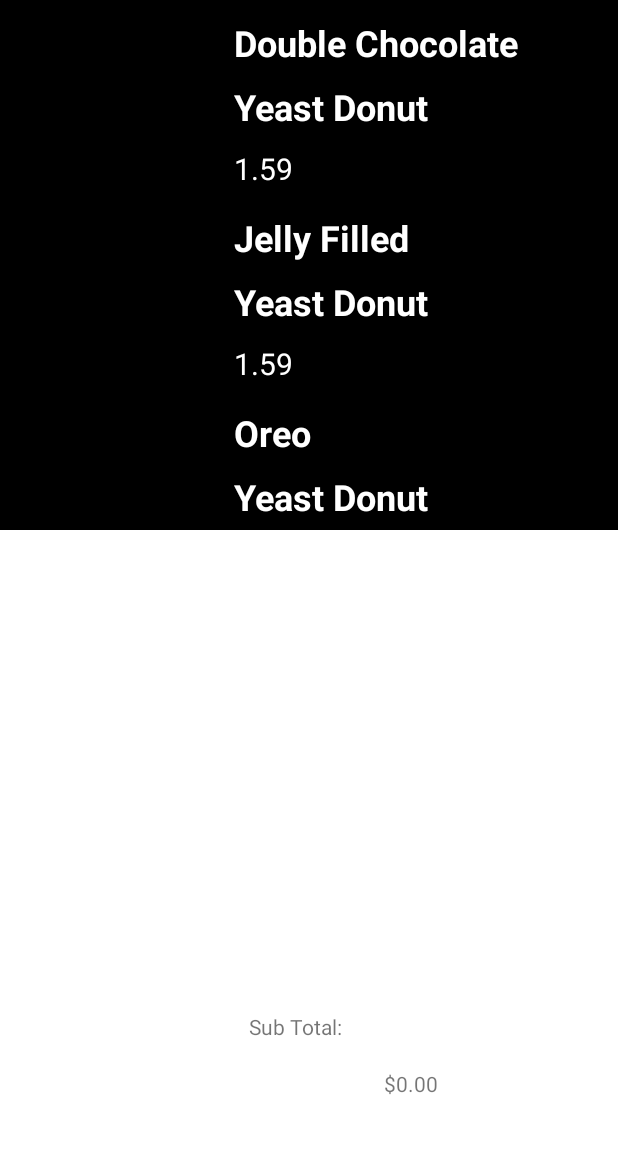
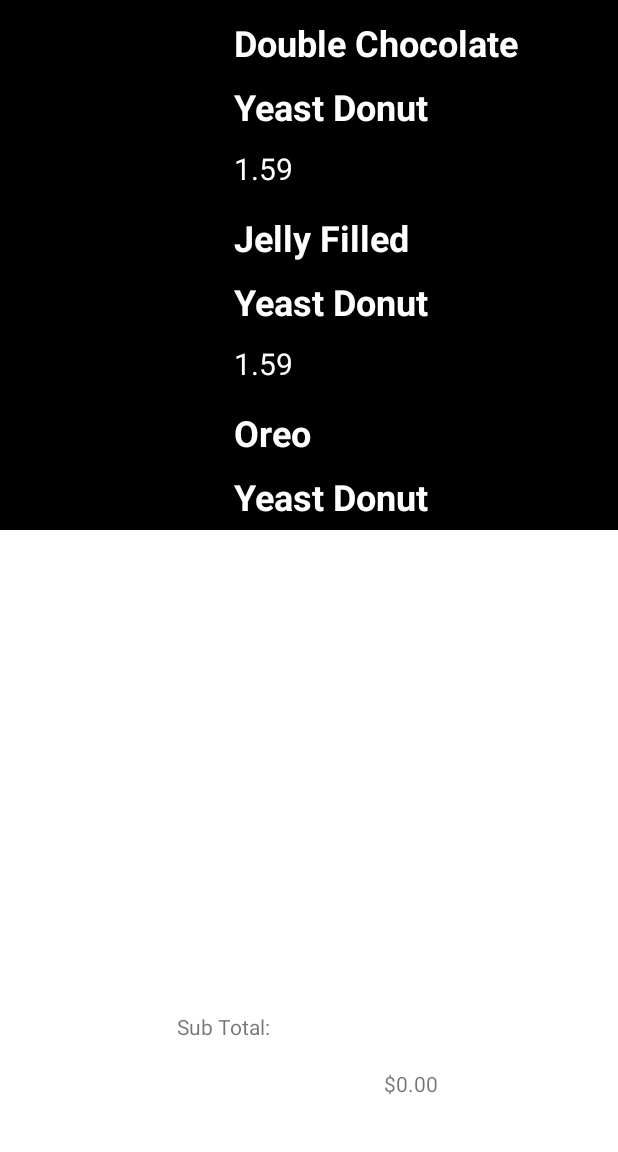
Before and after one commit to MarkHolleran/RUCafe-2, an Android app: the donut_order screen opened directly, with no data from a screen before it, on a phone screen of 412 x 824 dp, the part 84-1236 px from its top. Run offline under Robolectric (Android 15) with nearby library versions, the phone set to English and light mode, and no system bars.

Commit message:
worked on donut

```diff
--- a/app/src/main/java/com/rutgers/rucafe/donut_order.java
+++ b/app/src/main/java/com/rutgers/rucafe/donut_order.java
@@ -40,7 +40,7 @@ public class donut_order extends AppCompatActivity {
 
 
         donutOrderSubtotal = findViewById(R.id.donutOrderSubtotal);
-        subTotalName = findViewById(R.id.subTotalName);
+        subTotalName = findViewById(R.id.subTotalText);
 
         donutAdapter adapter = new donutAdapter(this,donuts);
         rcview.setAdapter(adapter);
@@ -49,7 +49,7 @@ public class donut_order extends AppCompatActivity {
         donutOrderSubtotal.setText(String.format("$"+"%.2f", donutOrder.orderPrice()));
         //donutOrderSubtotal.setText();
 
-        subTotalName.setText("Sub Total:");
+        //subTotalName.setText("Sub Total:");
 
 
     }
--- a/app/src/main/res/layout/activity_donut_order.xml
+++ b/app/src/main/res/layout/activity_donut_order.xml
@@ -38,12 +38,14 @@
         app:layout_constraintEnd_toEndOf="parent" />
 
     <TextView
-        android:id="@+id/subTotalName"
+        android:id="@+id/subTotalText"
         android:layout_width="wrap_content"
         android:layout_height="wrap_content"
         android:layout_marginTop="20dp"
-        android:layout_marginEnd="28dp"
-        android:visibility="visible"
+        android:layout_marginEnd="76dp"
+        android:text="Sub Total:"
         app:layout_constraintEnd_toStartOf="@+id/donutOrderSubtotal"
         app:layout_constraintTop_toBottomOf="@+id/donutListView" />
+
+
 </androidx.constraintlayout.widget.ConstraintLayout>
```
